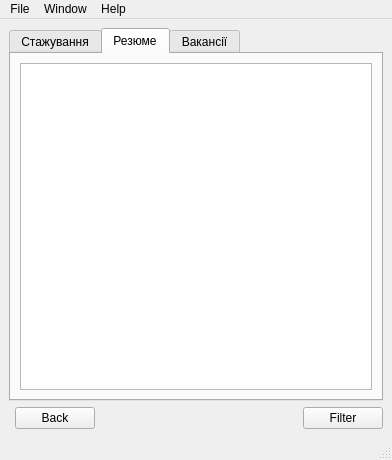
Qt form source/windows/filter/filterwindow.ui (Who-are-me/term_paper_2022) before a commit.
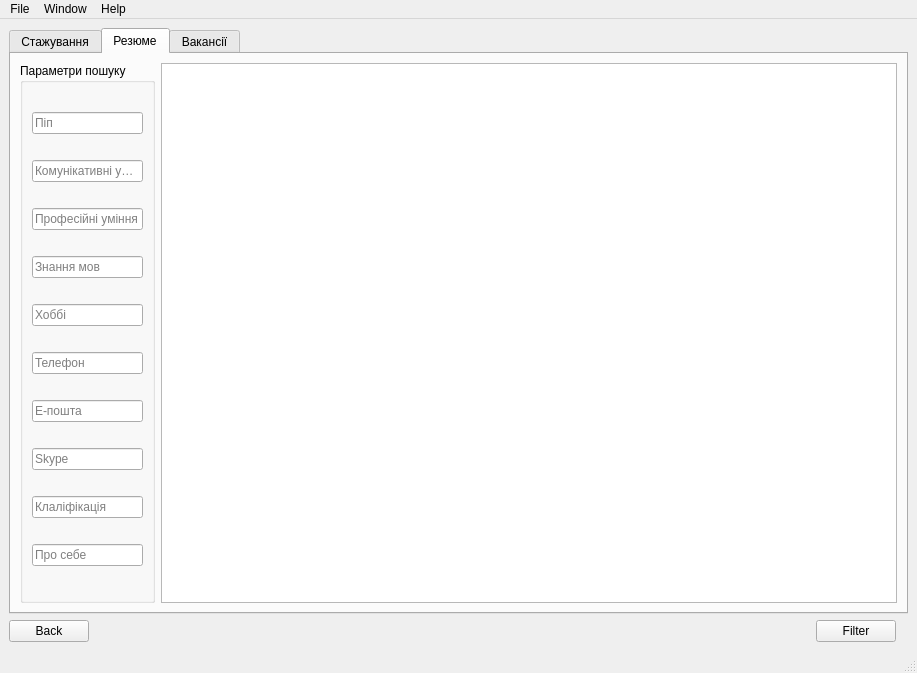
The same form after that commit. The open tabs and pages were chosen to show the change.

```diff
--- a/source/windows/filter/filterwindow.ui
+++ b/source/windows/filter/filterwindow.ui
@@ -6,8 +6,8 @@
    <rect>
     <x>0</x>
     <y>0</y>
-    <width>392</width>
-    <height>460</height>
+    <width>917</width>
+    <height>673</height>
    </rect>
   </property>
   <property name="windowTitle">
@@ -15,34 +15,7 @@
   </property>
   <widget class="QWidget" name="centralwidget">
    <layout class="QGridLayout" name="gridLayout_2">
-    <item row="3" column="1">
-     <widget class="QPushButton" name="btn_back">
-      <property name="text">
-       <string>Back</string>
-      </property>
-     </widget>
-    </item>
-    <item row="3" column="2">
-     <spacer name="horizontalSpacer">
-      <property name="orientation">
-       <enum>Qt::Horizontal</enum>
-      </property>
-      <property name="sizeHint" stdset="0">
-       <size>
-        <width>40</width>
-        <height>20</height>
-       </size>
-      </property>
-     </spacer>
-    </item>
-    <item row="3" column="3">
-     <widget class="QPushButton" name="btn_search">
-      <property name="text">
-       <string>Filter</string>
-      </property>
-     </widget>
-    </item>
-    <item row="0" column="0" rowspan="3" colspan="4">
+    <item row="0" column="0" rowspan="3" colspan="5">
      <widget class="QTabWidget" name="tab_table">
       <property name="currentIndex">
        <number>0</number>
@@ -106,9 +79,94 @@
        <attribute name="title">
         <string>Резюме</string>
        </attribute>
-       <layout class="QGridLayout" name="gridLayout_3">
+       <layout class="QGridLayout" name="gridLayout_4">
         <item row="0" column="0">
-         <widget class="QListView" name="lv_resume"/>
+         <widget class="QGroupBox" name="groupBox_2">
+          <property name="maximumSize">
+           <size>
+            <width>330</width>
+            <height>16777215</height>
+           </size>
+          </property>
+          <property name="title">
+           <string>Параметри пошуку</string>
+          </property>
+          <layout class="QGridLayout" name="gridLayout_6">
+           <item row="9" column="0" colspan="2">
+            <widget class="QLineEdit" name="le_a_r">
+             <property name="placeholderText">
+              <string>Про себе</string>
+             </property>
+            </widget>
+           </item>
+           <item row="6" column="0" colspan="2">
+            <widget class="QLineEdit" name="le_email_r">
+             <property name="placeholderText">
+              <string>Е-пошта</string>
+             </property>
+            </widget>
+           </item>
+           <item row="4" column="0" colspan="2">
+            <widget class="QLineEdit" name="le_hob_r">
+             <property name="placeholderText">
+              <string>Хоббі</string>
+             </property>
+            </widget>
+           </item>
+           <item row="0" column="0" colspan="2">
+            <widget class="QLineEdit" name="le_pip_r">
+             <property name="placeholderText">
+              <string>Піп</string>
+             </property>
+            </widget>
+           </item>
+           <item row="3" column="0" colspan="2">
+            <widget class="QLineEdit" name="le_l_r">
+             <property name="placeholderText">
+              <string>Знання мов</string>
+             </property>
+            </widget>
+           </item>
+           <item row="1" column="0" colspan="2">
+            <widget class="QLineEdit" name="le_s_r">
+             <property name="placeholderText">
+              <string>Комунікативні уміння</string>
+             </property>
+            </widget>
+           </item>
+           <item row="5" column="0" colspan="2">
+            <widget class="QLineEdit" name="le_ph_r">
+             <property name="placeholderText">
+              <string>Телефон</string>
+             </property>
+            </widget>
+           </item>
+           <item row="2" column="0" colspan="2">
+            <widget class="QLineEdit" name="le_h_r">
+             <property name="placeholderText">
+              <string>Професійні уміння</string>
+             </property>
+            </widget>
+           </item>
+           <item row="7" column="0" colspan="2">
+            <widget class="QLineEdit" name="le_stype_r">
+             <property name="placeholderText">
+              <string>Skype</string>
+             </property>
+            </widget>
+           </item>
+           <item row="8" column="0" colspan="2">
+            <widget class="QLineEdit" name="le_q_r">
+             <property name="placeholderText">
+              <string>Клаліфікація</string>
+             </property>
+            </widget>
+           </item>
+          </layout>
+         </widget>
+        </item>
+        <item row="0" column="1">
+         <widget class="QTableView" name="lv_resume"/>
         </item>
        </layout>
       </widget>
@@ -116,7 +174,7 @@
        <attribute name="title">
         <string>Вакансії</string>
        </attribute>
-       <layout class="QGridLayout" name="gridLayout_4">
+       <layout class="QGridLayout" name="gridLayout_3">
         <item row="0" column="0">
          <widget class="QListView" name="lv_vacancy"/>
         </item>
@@ -124,6 +182,33 @@
       </widget>
      </widget>
     </item>
+    <item row="3" column="2">
+     <widget class="QPushButton" name="btn_search">
+      <property name="text">
+       <string>Filter</string>
+      </property>
+     </widget>
+    </item>
+    <item row="3" column="0">
+     <widget class="QPushButton" name="btn_back">
+      <property name="text">
+       <string>Back</string>
+      </property>
+     </widget>
+    </item>
+    <item row="3" column="1">
+     <spacer name="horizontalSpacer">
+      <property name="orientation">
+       <enum>Qt::Horizontal</enum>
+      </property>
+      <property name="sizeHint" stdset="0">
+       <size>
+        <width>40</width>
+        <height>20</height>
+       </size>
+      </property>
+     </spacer>
+    </item>
    </layout>
   </widget>
   <widget class="QMenuBar" name="menubar">
@@ -131,7 +216,7 @@
     <rect>
      <x>0</x>
      <y>0</y>
-     <width>392</width>
+     <width>917</width>
      <height>26</height>
     </rect>
    </property>
```
Left out of the diff: 140 changed lines with no effect on the pictures.
